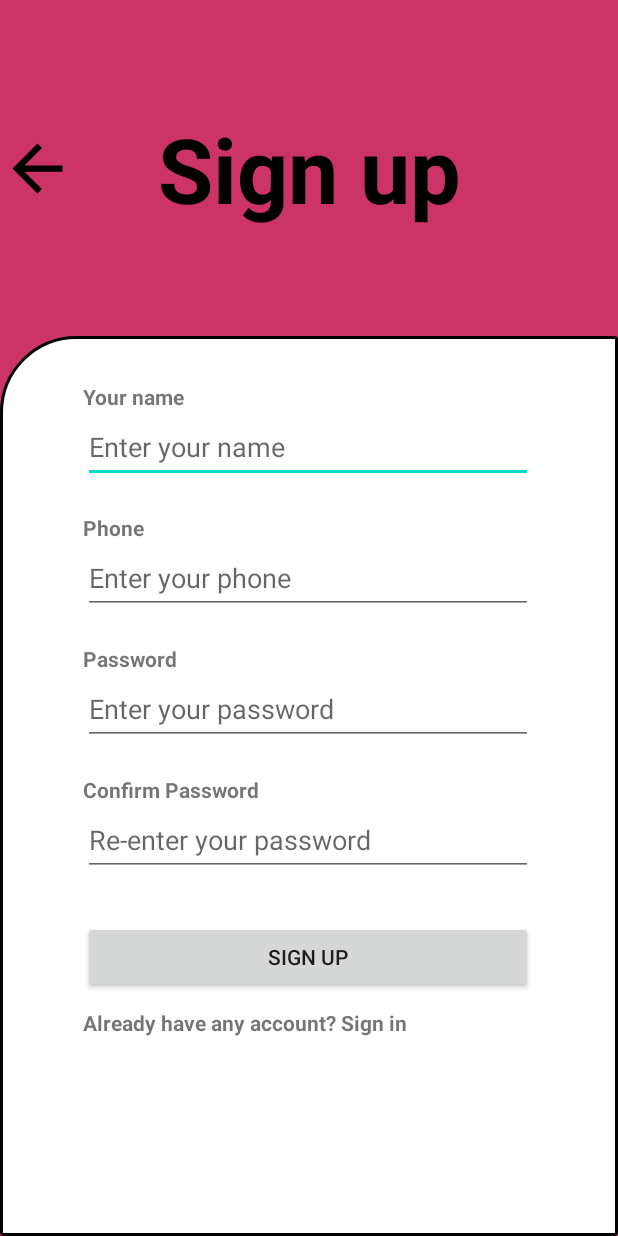
After one commit to namcoic1/PRM392_Group5_Project_HotelManagement, an Android app: the layout register.xml on its own in the app's theme, with its tools: preview values and no code run, on a phone screen of 412 x 824 dp. The commit adds this screen. Run offline under Robolectric (Android 15) with nearby library versions, the phone set to English and light mode, and no system bars.

Commit message:
add fe login + register screen

```diff
--- /dev/null
+++ b/app/src/main/res/drawable/arrow_back.xml
@@ -0,0 +1,5 @@
+<vector android:autoMirrored="true" android:height="50dp"
+    android:tint="#000000" android:viewportHeight="24"
+    android:viewportWidth="24" android:width="50dp" xmlns:android="http://schemas.android.com/apk/res/android">
+    <path android:fillColor="@android:color/white" android:pathData="M20,11H7.83l5.59,-5.59L12,4l-8,8 8,8 1.41,-1.41L7.83,13H20v-2z"/>
+</vector>
--- /dev/null
+++ b/app/src/main/res/drawable/border.xml
@@ -0,0 +1,15 @@
+<?xml version="1.0" encoding="utf-8"?>
+<layer-list xmlns:android="http://schemas.android.com/apk/res/android">
+    <item>
+        <shape android:shape="rectangle">
+            <stroke android:width="2dp" android:height="2dp"/>
+            <solid android:color="@color/white" />
+            <padding android:left="1dp" android:top="1dp" android:right="1dp"
+                android:bottom="1dp" />
+
+            <corners android:radius="1dp"
+                android:topLeftRadius="50dp"/>
+        </shape>
+    </item>
+
+</layer-list>
--- /dev/null
+++ b/app/src/main/res/layout/register.xml
@@ -0,0 +1,124 @@
+<?xml version="1.0" encoding="utf-8"?>
+<android.support.constraint.ConstraintLayout xmlns:android="http://schemas.android.com/apk/res/android"
+    xmlns:app="http://schemas.android.com/apk/res-auto"
+    xmlns:tools="http://schemas.android.com/tools"
+    android:layout_width="match_parent"
+    android:layout_height="match_parent"
+    android:background="#CC3366">
+
+    <LinearLayout
+        android:id="@+id/linearLayout"
+        android:layout_width="match_parent"
+        android:layout_height="600dp"
+        android:background="@drawable/border"
+        android:orientation="vertical"
+        android:paddingLeft="55dp"
+        app:layout_constraintBottom_toBottomOf="parent"
+        app:layout_constraintEnd_toEndOf="parent"
+        app:layout_constraintStart_toStartOf="parent">
+
+        <TextView
+            android:layout_marginTop="30dp"
+            android:id="@+id/tvEmail"
+            android:layout_width="wrap_content"
+            android:layout_height="wrap_content"
+            android:text="Your name"
+            android:textStyle="bold" />
+
+        <EditText
+            android:id="@+id/txtEmail"
+            android:layout_width="300dp"
+            android:layout_height="wrap_content"
+            android:layout_marginBottom="20dp"
+            android:hint="Enter your name"
+            android:inputType="text"
+            android:minHeight="48dp" />
+
+        <TextView
+            android:id="@+id/tvPhone"
+            android:layout_width="wrap_content"
+            android:layout_height="wrap_content"
+            android:text="Phone"
+            android:textStyle="bold" />
+
+        <EditText
+            android:id="@+id/txtPhone"
+            android:layout_width="300dp"
+            android:layout_height="wrap_content"
+            android:layout_marginBottom="20dp"
+            android:hint="Enter your phone"
+            android:inputType="text"
+            android:minHeight="48dp" />
+
+        <TextView
+            android:id="@+id/tvPassword"
+            android:layout_width="wrap_content"
+            android:layout_height="wrap_content"
+            android:text="Password"
+            android:textStyle="bold" />
+
+        <EditText
+            android:id="@+id/txtPassword"
+            android:layout_width="300dp"
+            android:layout_height="wrap_content"
+            android:layout_marginBottom="20dp"
+            android:hint="Enter your password"
+            android:inputType="textPassword"
+            android:minHeight="48dp" />
+
+        <TextView
+            android:id="@+id/tvConfPassword"
+            android:layout_width="wrap_content"
+            android:layout_height="wrap_content"
+            android:text="Confirm Password"
+            android:textStyle="bold" />
+
+        <EditText
+            android:id="@+id/txtConfPassword"
+            android:layout_width="300dp"
+            android:layout_height="wrap_content"
+            android:layout_marginBottom="30dp"
+            android:hint="Re-enter your password"
+            android:inputType="textPassword"
+            android:minHeight="48dp" />
+
+        <Button
+            android:layout_width="300dp"
+            android:layout_height="wrap_content"
+            android:layout_marginBottom="10dp"
+            android:text="Sign up" />
+
+        <TextView
+            android:id="@+id/tvHaveAccount"
+            android:layout_width="wrap_content"
+            android:layout_height="wrap_content"
+            android:text="Already have any account? Sign in"
+            android:textStyle="bold" />
+    </LinearLayout>
+
+    <TextView
+        android:id="@+id/tvSignUp"
+        android:layout_width="wrap_content"
+        android:layout_height="wrap_content"
+        android:text="Sign up"
+        android:textColor="@color/black"
+        android:textSize="60sp"
+        android:textStyle="bold"
+        app:layout_constraintBottom_toTopOf="@+id/linearLayout"
+        app:layout_constraintEnd_toEndOf="parent"
+        app:layout_constraintHorizontal_bias="0.5"
+        app:layout_constraintStart_toStartOf="parent"
+        app:layout_constraintTop_toTopOf="parent"
+        app:layout_constraintVertical_bias="0.5" />
+
+    <TextView
+        android:id="@+id/tvArrowBack"
+        android:layout_width="wrap_content"
+        android:layout_height="wrap_content"
+        android:drawableStart="@drawable/arrow_back"
+        app:layout_constraintBottom_toTopOf="@+id/linearLayout"
+        app:layout_constraintStart_toStartOf="parent"
+        app:layout_constraintTop_toTopOf="parent"
+        app:layout_constraintVertical_bias="0.5" />
+
+</android.support.constraint.ConstraintLayout>
--- a/app/src/main/res/values/strings.xml
+++ b/app/src/main/res/values/strings.xml
@@ -1,3 +1,4 @@
 <resources>
     <string name="app_name">PRM392_Group5_Project_HotelManagement</string>
+    <string name="image_logo_description">Logo Hotel</string>
 </resources>
```
Also changed, not shown: app/src/main/res/layout/login.xml (added, +90 -0 lines), app/src/main/res/drawable/logo_hotel.png (added).
